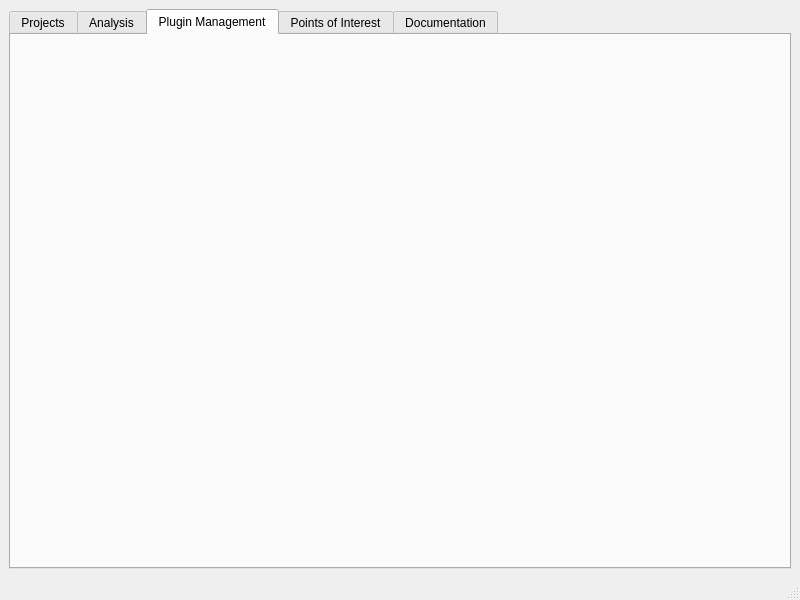
Before: the Qt Designer form GUI/BATT5_SRS_GUI.ui in adalio0/BATT5, drawn with Qt 5.
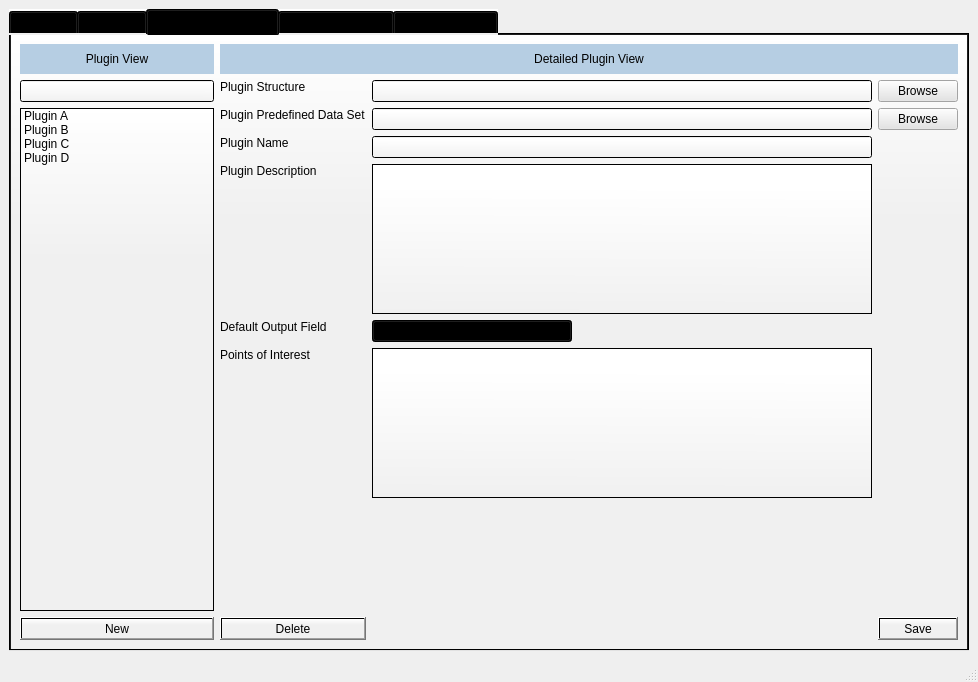
After: the same form once the commit is applied.

Commit message: finished gui for plugins tab

The edit to the form file:
```diff
--- a/GUI/BATT5_SRS_GUI.ui
+++ b/GUI/BATT5_SRS_GUI.ui
@@ -6,17 +6,20 @@
    <rect>
     <x>0</x>
     <y>0</y>
-    <width>800</width>
-    <height>600</height>
+    <width>978</width>
+    <height>682</height>
    </rect>
   </property>
   <property name="windowTitle">
    <string>MainWindow</string>
   </property>
   <widget class="QWidget" name="centralwidget">
-   <layout class="QHBoxLayout" name="horizontalLayout">
+   <layout class="QVBoxLayout" name="verticalLayout">
     <item>
      <widget class="QTabWidget" name="tabWidget">
+      <property name="styleSheet">
+       <string notr="true">background-color: qlineargradient(spread:pad, x1:0.488955, y1:1, x2:0.488773, y2:0, stop:0.698864 rgba(240, 240, 240, 255), stop:1 rgba(255, 255, 255, 255));</string>
+      </property>
       <property name="currentIndex">
        <number>2</number>
       </property>
@@ -34,6 +37,374 @@
        <attribute name="title">
         <string>Plugin Management</string>
        </attribute>
+       <layout class="QHBoxLayout" name="horizontalLayout">
+        <item>
+         <layout class="QVBoxLayout" name="verticalLayout_2">
+          <item>
+           <widget class="QLabel" name="label_2">
+            <property name="enabled">
+             <bool>true</bool>
+            </property>
+            <property name="minimumSize">
+             <size>
+              <width>0</width>
+              <height>30</height>
+             </size>
+            </property>
+            <property name="maximumSize">
+             <size>
+              <width>200</width>
+              <height>100</height>
+             </size>
+            </property>
+            <property name="styleSheet">
+             <string notr="true">background-color: rgb(182, 206, 227);</string>
+            </property>
+            <property name="text">
+             <string>Plugin View</string>
+            </property>
+            <property name="alignment">
+             <set>Qt::AlignCenter</set>
+            </property>
+           </widget>
+          </item>
+          <item>
+           <widget class="QLineEdit" name="lineEdit_2">
+            <property name="maximumSize">
+             <size>
+              <width>200</width>
+              <height>16777215</height>
+             </size>
+            </property>
+            <property name="styleSheet">
+             <string notr="true">background-color: qlineargradient(spread:pad, x1:0.488955, y1:1, x2:0.499409, y2:0.148, stop:0 rgba(240, 240, 240, 255), stop:1 rgba(255, 255, 255, 255));</string>
+            </property>
+           </widget>
+          </item>
+          <item>
+           <widget class="QListWidget" name="listWidget_2">
+            <property name="maximumSize">
+             <size>
+              <width>200</width>
+              <height>16777215</height>
+             </size>
+            </property>
+            <item>
+             <property name="text">
+              <string>Plugin A</string>
+             </property>
+            </item>
+            <item>
+             <property name="text">
+              <string>Plugin B</string>
+             </property>
+            </item>
+            <item>
+             <property name="text">
+              <string>Plugin C</string>
+             </property>
+            </item>
+            <item>
+             <property name="text">
+              <string>Plugin D</string>
+             </property>
+            </item>
+           </widget>
+          </item>
+          <item>
+           <widget class="QPushButton" name="pushButton_2">
+            <property name="maximumSize">
+             <size>
+              <width>200</width>
+              <height>16777215</height>
+             </size>
+            </property>
+            <property name="text">
+             <string>New</string>
+            </property>
+           </widget>
+          </item>
+         </layout>
+        </item>
+        <item>
+         <layout class="QVBoxLayout" name="verticalLayout_5">
+          <item>
+           <widget class="QLabel" name="label_4">
+            <property name="minimumSize">
+             <size>
+              <width>0</width>
+              <height>30</height>
+             </size>
+            </property>
+            <property name="maximumSize">
+             <size>
+              <width>16777215</width>
+              <height>100</height>
+             </size>
+            </property>
+            <property name="styleSheet">
+             <string notr="true">background-color: rgb(182, 206, 227);</string>
+            </property>
+            <property name="text">
+             <string>Detailed Plugin View</string>
+            </property>
+            <property name="alignment">
+             <set>Qt::AlignCenter</set>
+            </property>
+           </widget>
+          </item>
+          <item>
+           <layout class="QGridLayout" name="gridLayout">
+            <item row="7" column="2">
+             <widget class="QPushButton" name="pushButton_5">
+              <property name="text">
+               <string>Save</string>
+              </property>
+             </widget>
+            </item>
+            <item row="1" column="0">
+             <widget class="QLabel" name="label_6">
+              <property name="styleSheet">
+               <string notr="true">background-color: rgba(255, 255, 255, 0);</string>
+              </property>
+              <property name="text">
+               <string>Plugin Predefined Data Set</string>
+              </property>
+              <property name="alignment">
+               <set>Qt::AlignLeading|Qt::AlignLeft|Qt::AlignTop</set>
+              </property>
+             </widget>
+            </item>
+            <item row="5" column="1">
+             <widget class="QTextEdit" name="textEdit_2">
+              <property name="minimumSize">
+               <size>
+                <width>500</width>
+                <height>0</height>
+               </size>
+              </property>
+              <property name="maximumSize">
+               <size>
+                <width>500</width>
+                <height>150</height>
+               </size>
+              </property>
+              <property name="styleSheet">
+               <string notr="true">background-color: qlineargradient(spread:pad, x1:0.488955, y1:1, x2:0.499409, y2:0.148, stop:0 rgba(240, 240, 240, 255), stop:1 rgba(255, 255, 255, 255));</string>
+              </property>
+             </widget>
+            </item>
+            <item row="0" column="0">
+             <widget class="QLabel" name="label_5">
+              <property name="styleSheet">
+               <string notr="true">background-color: rgba(255, 255, 255, 0);</string>
+              </property>
+              <property name="text">
+               <string>Plugin Structure</string>
+              </property>
+              <property name="alignment">
+               <set>Qt::AlignLeading|Qt::AlignLeft|Qt::AlignTop</set>
+              </property>
+             </widget>
+            </item>
+            <item row="3" column="1">
+             <widget class="QTextEdit" name="textEdit">
+              <property name="minimumSize">
+               <size>
+                <width>500</width>
+                <height>0</height>
+               </size>
+              </property>
+              <property name="maximumSize">
+               <size>
+                <width>500</width>
+                <height>150</height>
+               </size>
+              </property>
+              <property name="styleSheet">
+               <string notr="true">background-color: qlineargradient(spread:pad, x1:0.488955, y1:1, x2:0.499409, y2:0.148, stop:0 rgba(240, 240, 240, 255), stop:1 rgba(255, 255, 255, 255));</string>
+              </property>
+             </widget>
+            </item>
+            <item row="4" column="1">
+             <widget class="QComboBox" name="comboBox">
+              <property name="maximumSize">
+               <size>
+                <width>200</width>
+                <height>16777215</height>
+               </size>
+              </property>
+              <item>
+               <property name="text">
+                <string>Output Field 1</string>
+               </property>
+              </item>
+              <item>
+               <property name="text">
+                <string>Output Field 2</string>
+               </property>
+              </item>
+              <item>
+               <property name="text">
+                <string>OutputField 3</string>
+               </property>
+              </item>
+             </widget>
+            </item>
+            <item row="5" column="0">
+             <widget class="QLabel" name="label_8">
+              <property name="styleSheet">
+               <string notr="true">background-color: rgba(255, 255, 255, 0);</string>
+              </property>
+              <property name="text">
+               <string>Points of Interest</string>
+              </property>
+              <property name="alignment">
+               <set>Qt::AlignLeading|Qt::AlignLeft|Qt::AlignTop</set>
+              </property>
+             </widget>
+            </item>
+            <item row="7" column="0">
+             <widget class="QPushButton" name="pushButton_4">
+              <property name="text">
+               <string>Delete</string>
+              </property>
+             </widget>
+            </item>
+            <item row="2" column="0">
+             <widget class="QLabel" name="label_7">
+              <property name="styleSheet">
+               <string notr="true">background-color: rgba(255, 255, 255, 0);</string>
+              </property>
+              <property name="text">
+               <string>Plugin Name</string>
+              </property>
+              <property name="alignment">
+               <set>Qt::AlignLeading|Qt::AlignLeft|Qt::AlignTop</set>
+              </property>
+             </widget>
+            </item>
+            <item row="1" column="1">
+             <widget class="QLineEdit" name="lineEdit">
+              <property name="minimumSize">
+               <size>
+                <width>500</width>
+                <height>0</height>
+               </size>
+              </property>
+              <property name="maximumSize">
+               <size>
+                <width>500</width>
+                <height>16777215</height>
+               </size>
+              </property>
+              <property name="styleSheet">
+               <string notr="true">background-color: qlineargradient(spread:pad, x1:0.488955, y1:1, x2:0.499409, y2:0.148, stop:0 rgba(240, 240, 240, 255), stop:1 rgba(255, 255, 255, 255));</string>
+              </property>
+             </widget>
+            </item>
+            <item row="1" column="2">
+             <widget class="QPushButton" name="pushButton">
+              <property name="styleSheet">
+               <string notr="true">background-color: rgb(228, 228, 228);</string>
+              </property>
+              <property name="text">
+               <string>Browse</string>
+              </property>
+             </widget>
+            </item>
+            <item row="0" column="1">
+             <widget class="QLineEdit" name="lineEdit_3">
+              <property name="minimumSize">
+               <size>
+                <width>500</width>
+                <height>0</height>
+               </size>
+              </property>
+              <property name="maximumSize">
+               <size>
+                <width>500</width>
+                <height>16777215</height>
+               </size>
+              </property>
+              <property name="styleSheet">
+               <string notr="true">background-color: qlineargradient(spread:pad, x1:0.488955, y1:1, x2:0.499409, y2:0.148, stop:0 rgba(240, 240, 240, 255), stop:1 rgba(255, 255, 255, 255));</string>
+              </property>
+             </widget>
+            </item>
+            <item row="0" column="2">
+             <widget class="QPushButton" name="pushButton_3">
+              <property name="styleSheet">
+               <string notr="true">background-color: rgb(228, 228, 228);</string>
+              </property>
+              <property name="text">
+               <string>Browse</string>
+              </property>
+             </widget>
+            </item>
+            <item row="3" column="0">
+             <widget class="QLabel" name="label">
+              <property name="styleSheet">
+               <string notr="true">background-color: rgba(255, 255, 255, 0);</string>
+              </property>
+              <property name="text">
+               <string>Plugin Description</string>
+              </property>
+              <property name="alignment">
+               <set>Qt::AlignLeading|Qt::AlignLeft|Qt::AlignTop</set>
+              </property>
+             </widget>
+            </item>
+            <item row="2" column="1">
+             <widget class="QLineEdit" name="lineEdit_4">
+              <property name="minimumSize">
+               <size>
+                <width>500</width>
+                <height>0</height>
+               </size>
+              </property>
+              <property name="maximumSize">
+               <size>
+                <width>500</width>
+                <height>16777215</height>
+               </size>
+              </property>
+              <property name="styleSheet">
+               <string notr="true">background-color: qlineargradient(spread:pad, x1:0.488955, y1:1, x2:0.499409, y2:0.148, stop:0 rgba(240, 240, 240, 255), stop:1 rgba(255, 255, 255, 255));</string>
+              </property>
+             </widget>
+            </item>
+            <item row="4" column="0">
+             <widget class="QLabel" name="label_9">
+              <property name="styleSheet">
+               <string notr="true">background-color: rgba(255, 255, 255, 0);</string>
+              </property>
+              <property name="text">
+               <string>Default Output Field</string>
+              </property>
+              <property name="alignment">
+               <set>Qt::AlignLeading|Qt::AlignLeft|Qt::AlignTop</set>
+              </property>
+             </widget>
+            </item>
+            <item row="6" column="1">
+             <spacer name="verticalSpacer">
+              <property name="orientation">
+               <enum>Qt::Vertical</enum>
+              </property>
+              <property name="sizeHint" stdset="0">
+               <size>
+                <width>20</width>
+                <height>40</height>
+               </size>
+              </property>
+             </spacer>
+            </item>
+           </layout>
+          </item>
+         </layout>
+        </item>
+       </layout>
       </widget>
       <widget class="QWidget" name="pointsOfInterestTab">
        <attribute name="title">
```
Left out of the diff: 4 changed lines with no effect on the pictures.
